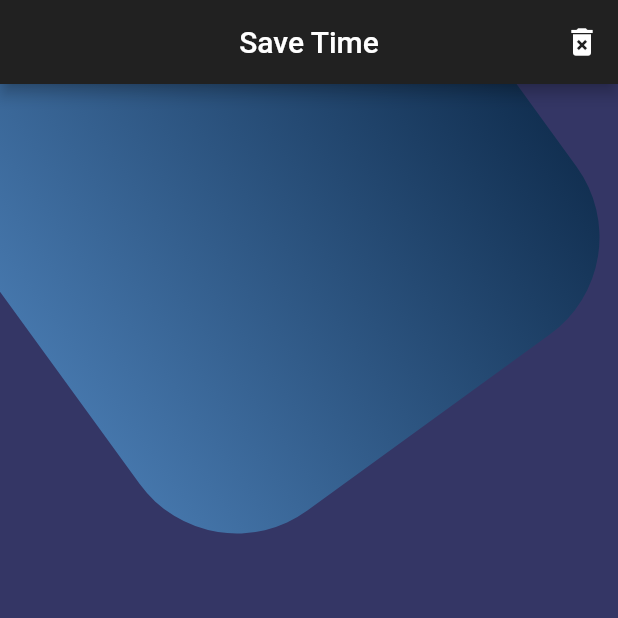
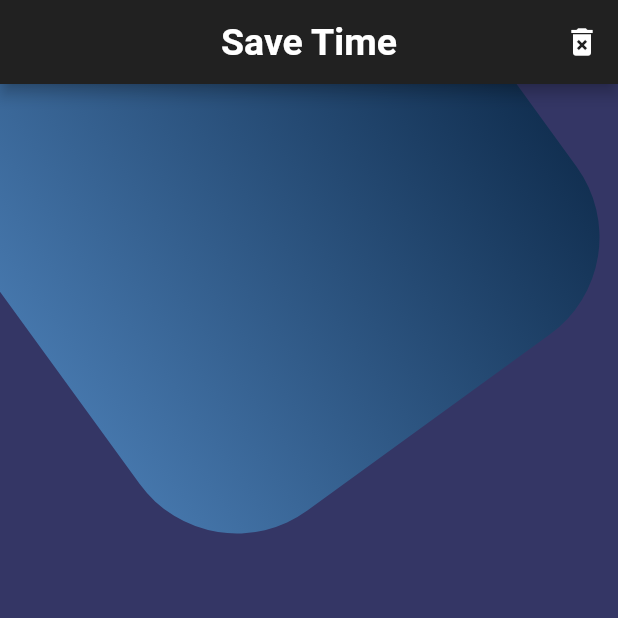
Before and after one commit to sebaav12/Infinity-Proyect-Flutter, a Flutter app: the screen it shows after launch, on a phone screen of 412 x 824 dp, the top half of it. Run offline on Flutter 3.47's test engine with Material 2 defaults, Android fonts, the phone set to English and light mode, and no system bars; our stand-ins replace numberpicker, sqflite, stop_watch_timer; accounts and stored records are empty.

```diff
--- a/lib/main.dart
+++ b/lib/main.dart
@@ -1,4 +1,5 @@
 import 'package:flutter/material.dart';
+import 'package:flutter/services.dart';
 import 'package:infinity/pages/home_page.dart';
 import 'package:infinity/provider/course_list_provider.dart';
 
@@ -13,6 +14,9 @@ void main() {
 class MyApp extends StatelessWidget {
   @override
   Widget build(BuildContext context) {
+    SystemChrome.setSystemUIOverlayStyle(SystemUiOverlayStyle.light
+        .copyWith(statusBarColor: Colors.transparent));
+
     return MultiProvider(
       providers: [
         ChangeNotifierProvider(create: (_) => new UiProvider()),
--- a/lib/pages/home_page.dart
+++ b/lib/pages/home_page.dart
@@ -1,3 +1,5 @@
+import 'dart:ui';
+
 import 'package:flutter/material.dart';
 import 'package:infinity/provider/course_list_provider.dart';
 import 'package:provider/provider.dart';
@@ -19,7 +21,11 @@ class HomePage extends StatelessWidget {
 
         // AppBAR
         appBar: AppBar(
-          title: Text('Save Time'),
+          title: Text('Save Time',
+              style: TextStyle(
+                  color: Colors.white,
+                  fontSize: 25.0,
+                  fontWeight: FontWeight.bold)),
           centerTitle: true,
           actions: [
             IconButton(
@@ -50,7 +56,6 @@ class HomePage extends StatelessWidget {
         floatingActionButtonLocation: FloatingActionButtonLocation.centerFloat);
   }
 
-  // Lista estatica - temporal
   Widget _lista(BuildContext context) {
     // Usar el ScanListProvider redibujando la escena
     final courseListProvider = Provider.of<CourseListProvider>(context);
@@ -67,42 +72,13 @@ class HomePage extends StatelessWidget {
         title: Text(courses[i].name),
         subtitle: Text(courses[i].description),
         trailing: Icon(Icons.keyboard_arrow_right, color: Colors.grey),
+        focusColor: Colors.red,
         onTap: () => {
           print(courses[i].id),
           Navigator.pushNamed(context, "/curso", arguments: courses[i]),
         },
       ),
     );
-    /* return ListView(
-      children: <Widget>[
-        ListTile(
-          leading: Icon(Icons.map),
-          title: Text('Probabilidad y Estadistica'),
-
-          // Accion de ir a cronometro
-          onTap: () {
-            Navigator.pushNamed(context, "/curso");
-          },
-        ),
-        ListTile(
-          leading: Icon(Icons.photo_album),
-          title: Text('Termodinamica'),
-          // Accion de ir a cronometro
-          onTap: () {
-            Navigator.pushNamed(context, "/curso");
-          },
-        ),
-        ListTile(
-          leading: Icon(Icons.phone),
-          title: Text('Bilogia de la Celula'),
-          // Accion de ir a cronometro
-          onTap: () {
-            Navigator.pushNamed(context, "/curso");
-          },
-        ),
-      ],
-    );
-    */
   }
 
   // Button onPressed methods
```
Also changed, not shown: lib/pages/data_course_page.dart (+7 -3 lines).
